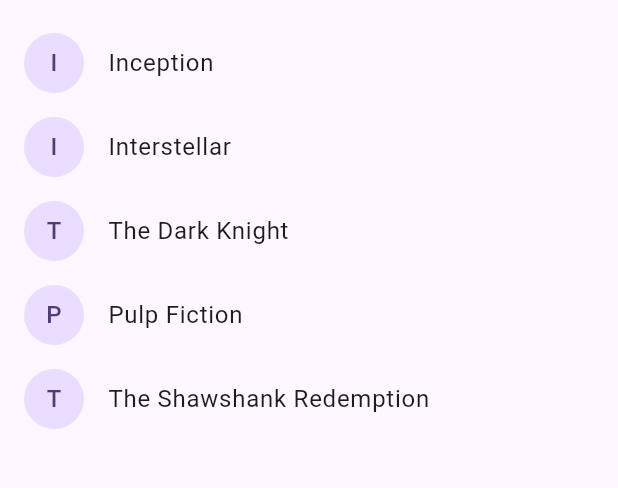
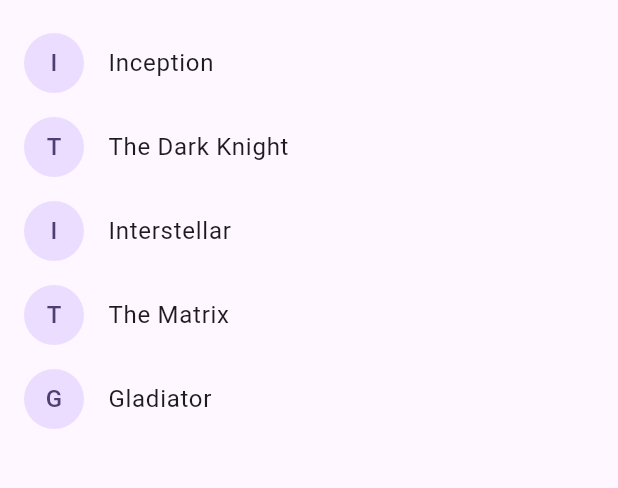
Before and after one commit to rahulphysicsmishra/Movie-App, a Flutter app: the screen it shows after launch, on a phone screen of 412 x 824 dp, the part 63-551 px from its top. Run offline on Flutter 3.47's test engine with Material 3 defaults, Android fonts, the phone set to English and light mode, and no system bars.

Commit message:
connected model in the provider with utils to show movies in the UI

```diff
--- a/assets/data/films.json
+++ b/assets/data/films.json
@@ -1,5 +1,4 @@
-{
-  "movies": [
+[
   {
     "title": "Inception",
     "year": "2010",
@@ -46,4 +45,3 @@
     "director": "Ridley Scott"
   }
 ]
-}
--- a/lib/main.dart
+++ b/lib/main.dart
@@ -37,20 +37,27 @@ class Home extends StatefulWidget {
 class _HomeState extends State<Home> {
 
   @override
+  void initState() {
+    super.initState();
+    Provider.of<MovieProvider>(context, listen: false).loadMovies(context);
+
+  }
+
+  @override
   Widget build(BuildContext context) {
-    final movies = Provider.of<MovieProvider>(context).loadMovies();
+    final movies = Provider.of<MovieProvider>(context);
     return Scaffold(
       appBar: AppBar(
         title: const Text("Movies"),
       ),
       body: Center(
         child: ListView.builder(
-          itemCount: movies.length,
+          itemCount: movies.moviesList.length,
           itemBuilder: (context, index){
             return ListTile(
-              title: Text(movies[index]),
+              title: Text(movies.moviesList[index].title),
               leading: CircleAvatar(
-                child: Text(movies[index][0]),
+                child: Text(movies.moviesList[index].title[0]),
             )
             );
         }),
--- a/lib/models/movie.dart
+++ b/lib/models/movie.dart
@@ -20,17 +20,17 @@ class Movie {
   /// Factory constructor to create a Movie from JSON
   factory Movie.fromJson(Map<String, dynamic> json) {
     return Movie(
-      title: json['title'] ?? '',
-      year: json['year'] ?? '',
-      rated: json['rated'] ?? '',
-      released: json['released'] ?? '',
-      runtime: json['runtime'] ?? '',
-      genre: json['genre'] ?? '',
-      director: json['director'] ?? '',
+      title: json['title'] ?? json['Title'] ?? '',
+      year: json['year'] ?? json['Year'] ?? '',
+      rated: json['rated'] ?? json['Rated'] ?? '',
+      released: json['released'] ?? json['Released'] ?? '',
+      runtime: json['runtime'] ?? json['Runtime'] ?? '',
+      genre: json['genre'] ?? json['Genre'] ?? '',
+      director: json['director'] ?? json['Director'] ?? '',
     );
   }
 
-  /// Convert Movie to JSON
+  /// Convert Movie to JSON (always lowercase keys for consistency)
   Map<String, dynamic> toJson() {
     return {
       'title': title,
--- a/lib/providers/movie_provider.dart
+++ b/lib/providers/movie_provider.dart
@@ -1,18 +1,28 @@
 import 'package:flutter/material.dart';
+import 'package:movie_app/models/movie.dart';
+import 'package:movie_app/utils/movie_parser.dart';
 
 class MovieProvider extends ChangeNotifier {
-  final List<String> _moviesList =  [
-    "Inception",
-    "Interstellar",
-    "The Dark Knight",
-    "Pulp Fiction",
-    "The Shawshank Redemption"
+  List<Movie> _moviesList =  [
+
   ];
 
-  List<String> get moviesList => _moviesList;
+  List<Movie> get moviesList => _moviesList;
 
-  List<String> loadMovies() {
-    // Simulate a network call or database query
-    return _moviesList;
+  Future<void> loadMovies(BuildContext context) async {
+    try {
+      final jsonString = await DefaultAssetBundle.of(context)
+          .loadString('assets/data/films.json');
+      print("Raw JSON: $jsonString");
+
+      final movies = MovieParser.parse(jsonString);
+      print("Parsed movies: ${movies.map((m) => m.title).toList()}");
+
+      _moviesList = movies;
+    } catch (e) {
+      print('Error loading movies: $e');
+    } finally {
+      notifyListeners();
+    }
   }
 }
--- /dev/null
+++ b/lib/utils/movie_parser.dart
@@ -0,0 +1,12 @@
+import 'dart:convert';
+
+import 'package:movie_app/models/movie.dart';
+
+class MovieParser {
+  static List<Movie> parse(String jsonString) {
+    final List<dynamic> parsedJsonList = json.decode(jsonString);
+    return parsedJsonList.map(
+      (jsonItem) => Movie.fromJson(jsonItem as Map<String, dynamic>))
+      .toList();
+  }
+}
```
Lines whose indentation alone changed are shown as unchanged.
